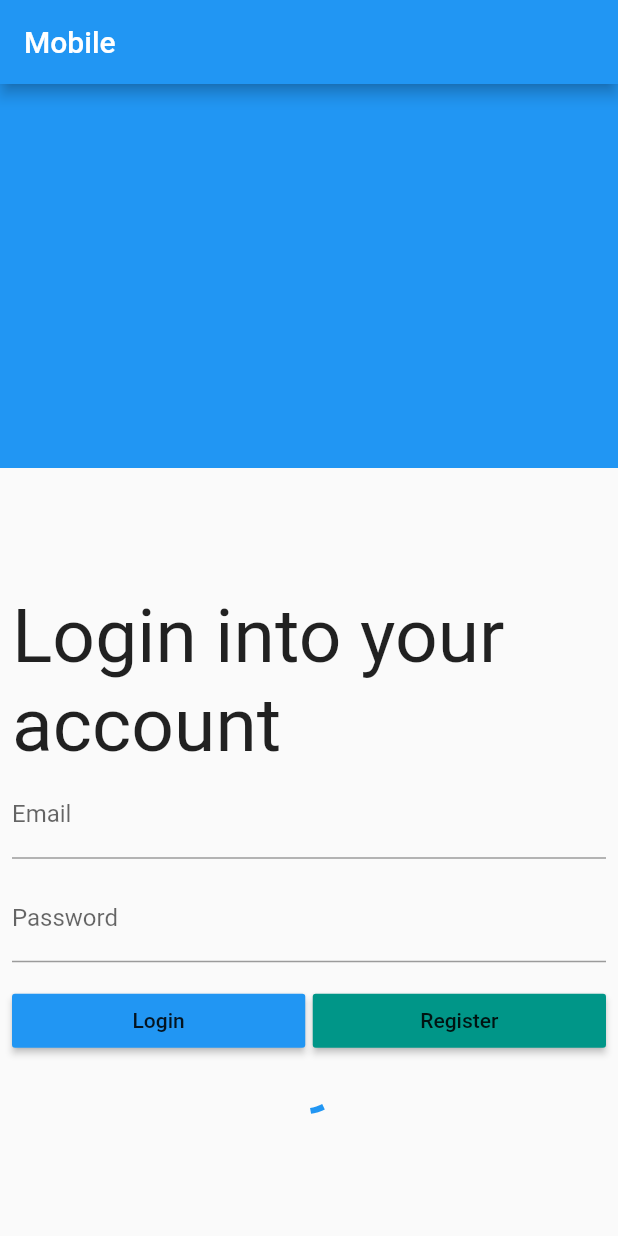
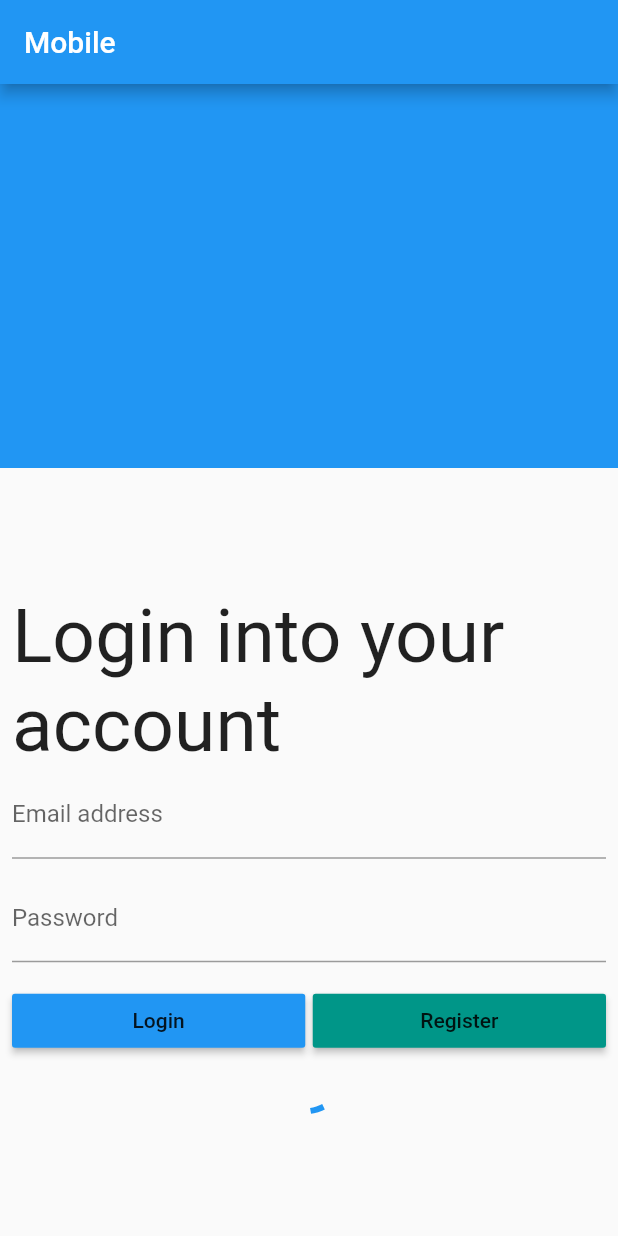
Before and after one commit to Said1221/responsive_adaptive, a Flutter app: the screen it shows after launch, on a phone screen of 412 x 824 dp. Run offline on Flutter 3.47's test engine with Material 2 defaults, Android fonts, the phone set to English and light mode, and no system bars; missing offline and left inert: desktop_window.

Commit message:
update email label

```diff
--- a/lib/mobile.dart
+++ b/lib/mobile.dart
@@ -31,7 +31,7 @@ class mobile extends StatelessWidget {
                   TextFormField(
                     keyboardType: TextInputType.text,
                     decoration: InputDecoration(
-                      label: Text('Email'),
+                      label: Text('Email address'),
                     ),
                   ),
                   SizedBox(
```
